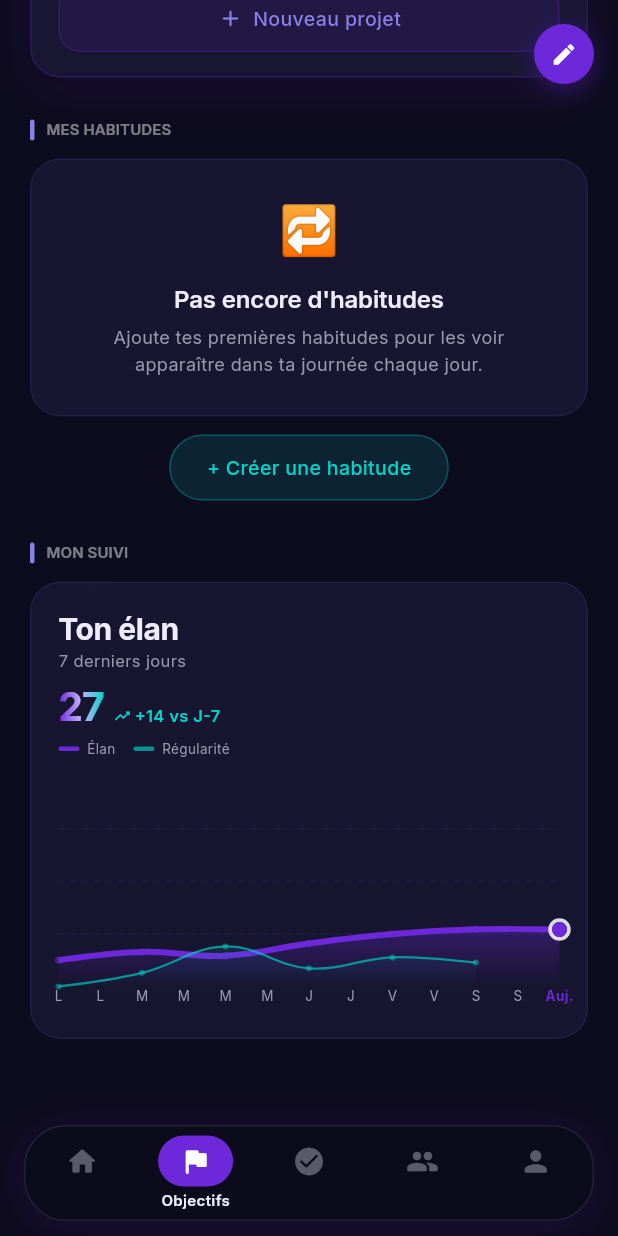
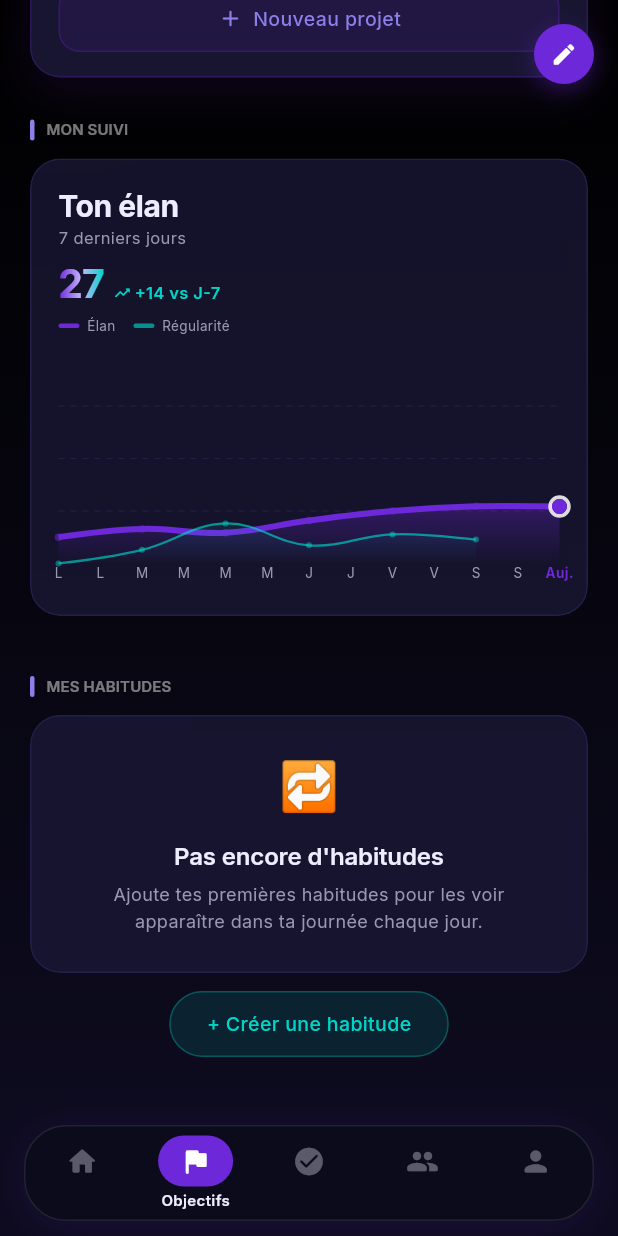
Before and after one commit to Cassandre-pdg/mon-app, a Flutter app: the screen it shows once a user with an empty profile is signed in, item 2 of the bottom bar chosen, scrolled down 683 dp, on a phone screen of 412 x 824 dp. Run offline on Flutter 3.47's test engine with Material 3 defaults, Android fonts, the phone set to English and light mode, and no system bars; drawn by our look-alikes of fl_chart; our stand-ins replace firebase_core, firebase_messaging, flutter_local_notifications, flutter_riverpod, go_router, google_fonts and 5 more; missing offline and left inert: purchases_flutter; accounts and stored records are empty.

Commit message:
fix(objectives): fond dégradé noir→bleu + habitudes en bas de page
- Fond : gradient vertical noir → backgroundDark (#0D0B1E) en dark mode,
  remplace l'ancien fond multicouleur pour plus de profondeur et de focus
- Ordre des sections : Objectifs → Projets → Mon Suivi → Mes Habitudes
  (habitudes + bouton Ajouter déplacés tout en bas pour plus de cohérence)

Co-Authored-By: Claude Sonnet 4.6 <noreply@anthropic.com>

```diff
--- a/flutter_app/lib/features/objectives/presentation/screens/objectives_screen.dart
+++ b/flutter_app/lib/features/objectives/presentation/screens/objectives_screen.dart
@@ -27,9 +27,19 @@ class ObjectivesScreen extends ConsumerWidget {
     final isDark = Theme.of(context).brightness == Brightness.dark;
 
     return Scaffold(
-      backgroundColor:
-          isDark ? AppColors.backgroundDark : AppColors.backgroundLight,
-      body: SafeArea(
+      backgroundColor: isDark ? Colors.black : AppColors.backgroundLight,
+      body: Container(
+        decoration: isDark
+            ? const BoxDecoration(
+                gradient: LinearGradient(
+                  begin: Alignment.topCenter,
+                  end: Alignment.bottomCenter,
+                  colors: [Colors.black, AppColors.backgroundDark],
+                  stops: [0.0, 1.0],
+                ),
+              )
+            : null,
+        child: SafeArea(
         child: CustomScrollView(
           physics: const BouncingScrollPhysics(),
           slivers: [
@@ -76,7 +86,8 @@ class ObjectivesScreen extends ConsumerWidget {
           ],
         ),
       ),
-    );
+    ),
+  );
   }
 }
 
@@ -171,24 +182,7 @@ class _ObjectivesContent extends ConsumerWidget {
 
         const SizedBox(height: 28),
 
-        // ── 3. Mes Habitudes ──────────────────────────────────
-        _SectionLabel('Mes Habitudes', isDark: isDark),
-        const SizedBox(height: 12),
-        habitsAsync.when(
-          loading: () => const _LoadingCard(),
-          error: (e, _) => _ErrorCard(
-            onRetry: () => ref.invalidate(habitsProvider),
-          ),
-          data: (habits) => habits.isEmpty
-              ? _HabitsEmptyCard(isDark: isDark)
-              : _HabitsList(habits: habits, isDark: isDark),
-        ),
-        const SizedBox(height: 12),
-        _AddHabitButton(isDark: isDark),
-
-        const SizedBox(height: 28),
-
-        // ── 4. Mon Suivi ──────────────────────────────────────
+        // ── 3. Mon Suivi ──────────────────────────────────────
         _SectionLabel('Mon Suivi', isDark: isDark),
         const SizedBox(height: 12),
         habitsAsync.when(
@@ -204,6 +198,23 @@ class _ObjectivesContent extends ConsumerWidget {
               ? const SizedBox.shrink()
               : _HabitStreakChart(habits: habits, isDark: isDark),
         ),
+
+        const SizedBox(height: 28),
+
+        // ── 4. Mes Habitudes ──────────────────────────────────
+        _SectionLabel('Mes Habitudes', isDark: isDark),
+        const SizedBox(height: 12),
+        habitsAsync.when(
+          loading: () => const _LoadingCard(),
+          error: (e, _) => _ErrorCard(
+            onRetry: () => ref.invalidate(habitsProvider),
+          ),
+          data: (habits) => habits.isEmpty
+              ? _HabitsEmptyCard(isDark: isDark)
+              : _HabitsList(habits: habits, isDark: isDark),
+        ),
+        const SizedBox(height: 12),
+        _AddHabitButton(isDark: isDark),
 
         const SizedBox(height: 40),
       ],
```
